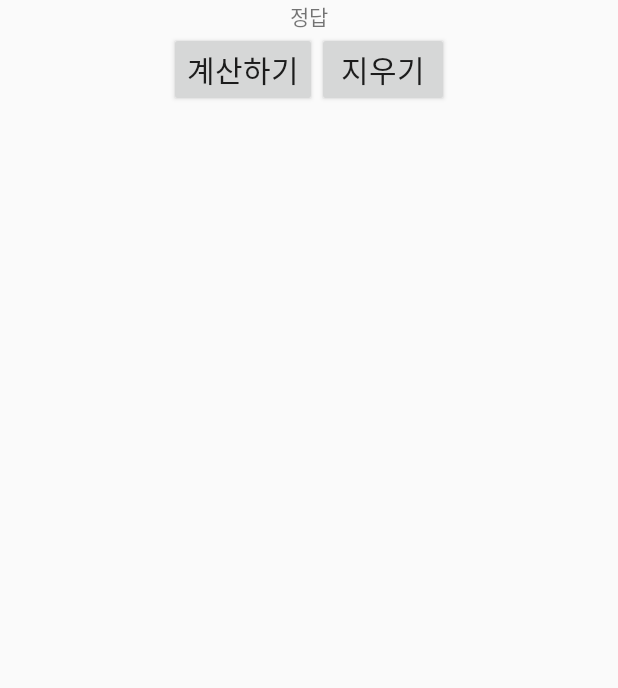
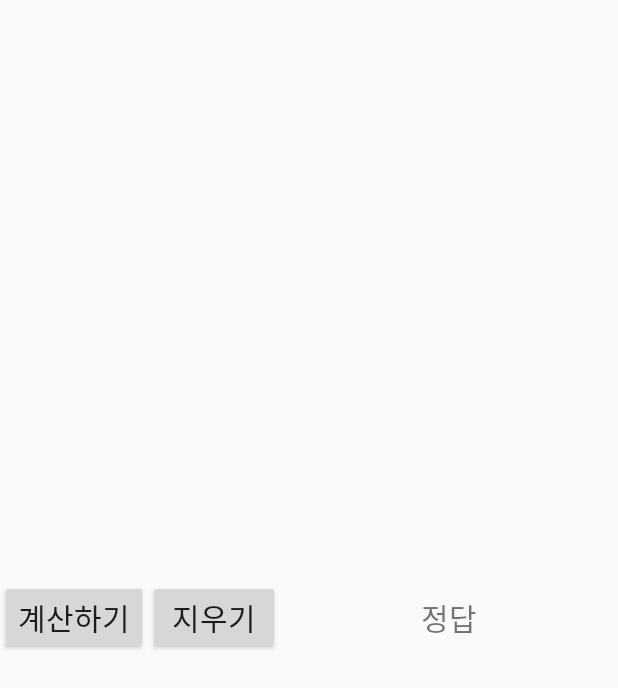
Before and after one commit to kimmyungyun/Handwriting_Android, an Android app: the layout btnview.xml on its own in the app's theme, with its tools: preview values and no code run, on a phone screen of 412 x 824 dp. Shown: the top 688 px of the screen. Run offline under Robolectric (Android 15) with nearby library versions, the light colour scheme and no system bars.

Commit message:
kmy
v.Failure
Final commit

```diff
--- a/app/src/main/java/com/example/study/NotepadView.java
+++ b/app/src/main/java/com/example/study/NotepadView.java
@@ -6,7 +6,6 @@ import android.graphics.Canvas;
 import android.graphics.Color;
 import android.graphics.Paint;
 import android.graphics.Path;
-import android.util.Log;
 import android.view.MotionEvent;
 import android.view.View;
 
--- a/app/src/main/java/com/example/study/Roi_class.java
+++ b/app/src/main/java/com/example/study/Roi_class.java
@@ -2,6 +2,8 @@ package com.example.study;
 
 import org.opencv.core.Rect;
 
+//우선순위 큐를 이용해 사람이 글자를 읽듯이 순서를 매기려고 했으나
+//순서를 매기는 알고리즘을 구현하지 못해서 사용을 못함
 class Roi_class implements Comparable<Roi_class>{
     Rect rect;
     public Roi_class(Rect rect){
--- a/app/src/main/res/layout/activity_main.xml
+++ b/app/src/main/res/layout/activity_main.xml
@@ -7,7 +7,6 @@
     android:layout_height="match_parent"
     android:orientation="vertical"
     android:id="@+id/main_activity"
-    android:weightSum="5"
     tools:context=".MainActivity" android:baselineAligned="false">
 
 </LinearLayout>
--- a/app/src/main/res/layout/btnview.xml
+++ b/app/src/main/res/layout/btnview.xml
@@ -1,25 +1,10 @@
 <?xml version="1.0" encoding="utf-8"?>
 <LinearLayout xmlns:android="http://schemas.android.com/apk/res/android"
     android:layout_width="match_parent"
-    android:layout_height="wrap_content"
-    android:orientation="vertical"
+    android:layout_height="match_parent"
+    android:orientation="horizontal"
     android:gravity="center_horizontal"
-    android:layout_gravity="top"
-    android:weightSum="2">
-    <TextView
-        android:layout_width="match_parent"
-        android:layout_height="wrap_content"
-        android:gravity="center"
-        android:layout_gravity="center"
-        android:text="정답"
-        android:layout_weight="1"
-        />
-    <LinearLayout
-        android:layout_width="wrap_content"
-        android:layout_height="match_parent"
-        android:gravity="top"
-        android:orientation="horizontal"
-        android:layout_weight="1">
+    android:layout_gravity="top">
 
         <Button
             android:id="@+id/calc_btn"
@@ -27,17 +12,26 @@
             android:layout_height="wrap_content"
             android:text="계산하기"
             android:gravity="center"
-            android:layout_gravity="top"
+            android:layout_gravity="center"
             android:textSize="20sp"
             />
         <Button
             android:id="@+id/clear_btn"
             android:layout_width="wrap_content"
             android:layout_height="wrap_content"
-            android:layout_gravity="center_horizontal"
+            android:layout_gravity="center"
             android:text="지우기"
             android:textSize="20sp"/>
-    </LinearLayout>
+    <TextView
+        android:id="@+id/answer_textView"
+        android:layout_width="match_parent"
+        android:layout_height="wrap_content"
+        android:gravity="center"
+        android:layout_gravity="center"
+        android:text="정답"
+        android:textSize="20sp"
+        android:layout_weight="1"
+        />
 
 
 </LinearLayout>
```
Also changed, not shown: app/src/main/java/com/example/study/Find_Number.java (+23 -33 lines), app/src/main/java/com/example/study/MainActivity.java (+10 -5 lines), 2 other files.
